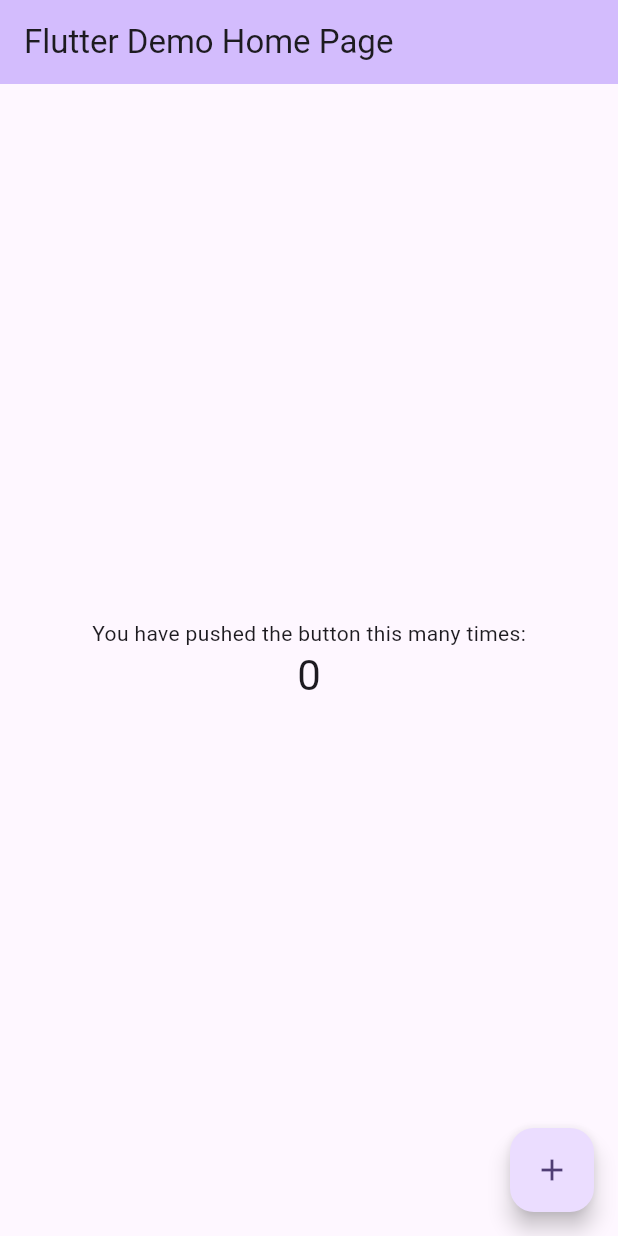
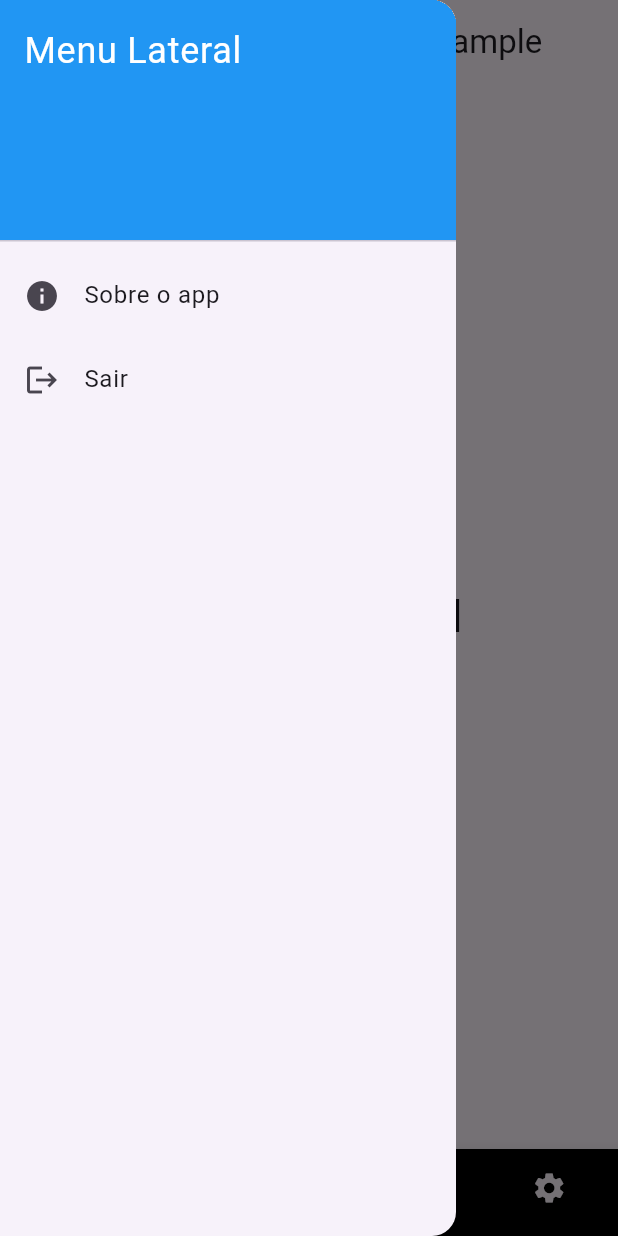
Before and after one commit to LyiuS2/Projeto-Fetin-103, a Flutter app: the screen it shows after launch, with the side drawer open (before the commit the screen has no drawer), on a phone screen of 412 x 824 dp. Run offline on Flutter 3.47's test engine with Material 3 defaults, Android fonts, the phone set to English and light mode, and no system bars.

Commit message:
Suas mudanças no submódulo

```diff
--- /dev/null
+++ b/flutter_application_1/lib/app.dart
@@ -0,0 +1,11 @@
+import 'package:flutter/material.dart';
+import 'package:flutter_application_1/onboard/onboarding_page.dart';
+
+class App extends StatelessWidget {
+  const App({super.key});
+
+  @override
+  Widget build(BuildContext context) {
+    return const MaterialApp(home: App());
+  }
+}
--- a/flutter_application_1/lib/main.dart
+++ b/flutter_application_1/lib/main.dart
@@ -1,122 +1,6 @@
 import 'package:flutter/material.dart';
+import 'onboard/onboarding_page.dart';
 
 void main() {
-  runApp(const MyApp());
+  runApp(const BottomNavigationBarExampleApp());
 }
-
-class MyApp extends StatelessWidget {
-  const MyApp({super.key});
-
-  // This widget is the root of your application.
-  @override
-  Widget build(BuildContext context) {
-    return MaterialApp(
-      title: 'Flutter Demo',
-      theme: ThemeData(
-        // This is the theme of your application.
-        //
-        // TRY THIS: Try running your application with "flutter run". You'll see
-        // the application has a purple toolbar. Then, without quitting the app,
-        // try changing the seedColor in the colorScheme below to Colors.green
-        // and then invoke "hot reload" (save your changes or press the "hot
-        // reload" button in a Flutter-supported IDE, or press "r" if you used
-        // the command line to start the app).
-        //
-        // Notice that the counter didn't reset back to zero; the application
-        // state is not lost during the reload. To reset the state, use hot
-        // restart instead.
-        //
-        // This works for code too, not just values: Most code changes can be
-        // tested with just a hot reload.
-        colorScheme: ColorScheme.fromSeed(seedColor: Colors.deepPurple),
-      ),
-      home: const MyHomePage(title: 'Flutter Demo Home Page'),
-    );
-  }
-}
-
-class MyHomePage extends StatefulWidget {
-  const MyHomePage({super.key, required this.title});
-
-  // This widget is the home page of your application. It is stateful, meaning
-  // that it has a State object (defined below) that contains fields that affect
-  // how it looks.
-
-  // This class is the configuration for the state. It holds the values (in this
-  // case the title) provided by the parent (in this case the App widget) and
-  // used by the build method of the State. Fields in a Widget subclass are
-  // always marked "final".
-
-  final String title;
-
-  @override
-  State<MyHomePage> createState() => _MyHomePageState();
-}
-
-class _MyHomePageState extends State<MyHomePage> {
-  int _counter = 0;
-
-  void _incrementCounter() {
-    setState(() {
-      // This call to setState tells the Flutter framework that something has
-      // changed in this State, which causes it to rerun the build method below
-      // so that the display can reflect the updated values. If we changed
-      // _counter without calling setState(), then the build method would not be
-      // called again, and so nothing would appear to happen.
-      _counter++;
-    });
-  }
-
-  @override
-  Widget build(BuildContext context) {
-    // This method is rerun every time setState is called, for instance as done
-    // by the _incrementCounter method above.
-    //
-    // The Flutter framework has been optimized to make rerunning build methods
-    // fast, so that you can just rebuild anything that needs updating rather
-    // than having to individually change instances of widgets.
-    return Scaffold(
-      appBar: AppBar(
-        // TRY THIS: Try changing the color here to a specific color (to
-        // Colors.amber, perhaps?) and trigger a hot reload to see the AppBar
-        // change color while the other colors stay the same.
-        backgroundColor: Theme.of(context).colorScheme.inversePrimary,
-        // Here we take the value from the MyHomePage object that was created by
-        // the App.build method, and use it to set our appbar title.
-        title: Text(widget.title),
-      ),
-      body: Center(
-        // Center is a layout widget. It takes a single child and positions it
-        // in the middle of the parent.
-        child: Column(
-          // Column is also a layout widget. It takes a list of children and
-          // arranges them vertically. By default, it sizes itself to fit its
-          // children horizontally, and tries to be as tall as its parent.
-          //
-          // Column has various properties to control how it sizes itself and
-          // how it positions its children. Here we use mainAxisAlignment to
-          // center the children vertically; the main axis here is the vertical
-          // axis because Columns are vertical (the cross axis would be
-          // horizontal).
-          //
-          // TRY THIS: Invoke "debug painting" (choose the "Toggle Debug Paint"
-          // action in the IDE, or press "p" in the console), to see the
-          // wireframe for each widget.
-          mainAxisAlignment: MainAxisAlignment.center,
-          children: <Widget>[
-            const Text('You have pushed the button this many times:'),
-            Text(
-              '$_counter',
-              style: Theme.of(context).textTheme.headlineMedium,
-            ),
-          ],
-        ),
-      ),
-      floatingActionButton: FloatingActionButton(
-        onPressed: _incrementCounter,
-        tooltip: 'Increment',
-        child: const Icon(Icons.add),
-      ), // This trailing comma makes auto-formatting nicer for build methods.
-    );
-  }
-}
--- /dev/null
+++ b/flutter_application_1/lib/onboard/onboarding_page.dart
@@ -0,0 +1,101 @@
+import 'package:flutter/material.dart';
+
+class BottomNavigationBarExampleApp extends StatelessWidget {
+  const BottomNavigationBarExampleApp({super.key});
+
+  @override
+  Widget build(BuildContext context) {
+    return const MaterialApp(home: BottomNavigationBarExample());
+  }
+}
+
+class BottomNavigationBarExample extends StatefulWidget {
+  const BottomNavigationBarExample({super.key});
+
+  @override
+  State<BottomNavigationBarExample> createState() =>
+      _BottomNavigationBarExampleState();
+}
+
+class _BottomNavigationBarExampleState
+    extends State<BottomNavigationBarExample> {
+  int _selectedIndex = 0;
+
+  static const TextStyle optionStyle = TextStyle(
+    fontSize: 30,
+    fontWeight: FontWeight.bold,
+  );
+
+  static const List<Widget> _widgetOptions = <Widget>[
+    Text('Parte Principal', style: optionStyle),
+    Text('Aba de Busca', style: optionStyle),
+    Text('Calendário', style: optionStyle),
+    Text('Configurações de Usuário', style: optionStyle),
+  ];
+
+  void _onItemTapped(int index) {
+    setState(() {
+      _selectedIndex = index;
+    });
+  }
+
+  @override
+  Widget build(BuildContext context) {
+    return Scaffold(
+      appBar: AppBar(title: const Text('BottomNavigationBar Sample')),
+      drawer: Drawer(
+        child: ListView(
+          padding: EdgeInsets.zero,
+          children: const <Widget>[
+            DrawerHeader(
+              decoration: BoxDecoration(color: Colors.blue),
+              child: Text(
+                'Menu Lateral',
+                style: TextStyle(
+                  color: Colors.white,
+                  fontSize: 24,
+                ),
+              ),
+            ),
+            ListTile(
+              leading: Icon(Icons.info),
+              title: Text('Sobre o app'),
+            ),
+            ListTile(
+              leading: Icon(Icons.logout),
+              title: Text('Sair'),
+            ),
+          ],
+        ),
+      ),
+      body: Center(child: _widgetOptions.elementAt(_selectedIndex)),
+      bottomNavigationBar: BottomNavigationBar(
+        items: const <BottomNavigationBarItem>[
+          BottomNavigationBarItem(
+            icon: Icon(Icons.home),
+            label: 'Início',
+            backgroundColor: Colors.black,
+          ),
+          BottomNavigationBarItem(
+            icon: Icon(Icons.search),
+            label: 'Pesquisa',
+            backgroundColor: Colors.black,
+          ),
+          BottomNavigationBarItem(
+            icon: Icon(Icons.calendar_month),
+            label: 'Calendário',
+            backgroundColor: Colors.black,
+          ),
+          BottomNavigationBarItem(
+            icon: Icon(Icons.settings),
+            label: 'Configurações',
+            backgroundColor: Colors.black,
+          ),
+        ],
+        currentIndex: _selectedIndex,
+        selectedItemColor: Colors.amber[800],
+        onTap: _onItemTapped,
+      ),
+    );
+  }
+}
```
Also changed, not shown: 3 other files.
